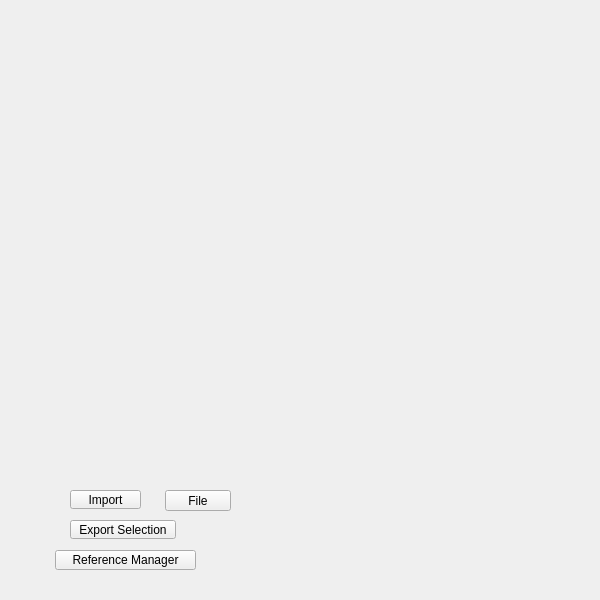
Before: the Qt Designer form tentacle/ui/file#submenu.ui in m3trik/tentacle, drawn with Qt 5.
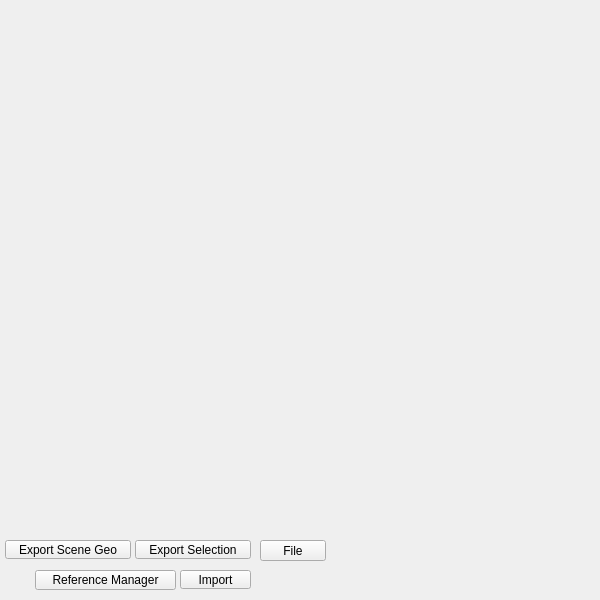
After: the same form once the commit is applied. Custom widgets are drawn as their Qt base class.

What changed in the file:
```diff
--- a/tentacle/ui/file#submenu.ui
+++ b/tentacle/ui/file#submenu.ui
@@ -56,8 +56,8 @@
    <widget class="QPushButton" name="i017">
     <property name="geometry">
      <rect>
-      <x>165</x>
-      <y>490</y>
+      <x>260</x>
+      <y>540</y>
       <width>66</width>
       <height>21</height>
      </rect>
@@ -84,8 +84,8 @@
    <widget class="QPushButton" name="b007">
     <property name="geometry">
      <rect>
-      <x>70</x>
-      <y>490</y>
+      <x>180</x>
+      <y>570</y>
       <width>71</width>
       <height>19</height>
      </rect>
@@ -112,9 +112,9 @@
    <widget class="QPushButton" name="b008">
     <property name="geometry">
      <rect>
-      <x>70</x>
-      <y>520</y>
-      <width>106</width>
+      <x>135</x>
+      <y>540</y>
+      <width>116</width>
       <height>19</height>
      </rect>
     </property>
@@ -140,8 +140,8 @@
    <widget class="ExpandableList" name="list000" native="true">
     <property name="geometry">
      <rect>
-      <x>90</x>
-      <y>450</y>
+      <x>140</x>
+      <y>500</y>
       <width>126</width>
       <height>21</height>
      </rect>
@@ -156,8 +156,8 @@
     </property>
     <property name="geometry">
      <rect>
-      <x>55</x>
-      <y>550</y>
+      <x>35</x>
+      <y>570</y>
       <width>141</width>
       <height>20</height>
      </rect>
@@ -187,6 +187,34 @@
      </size>
     </property>
    </widget>
+   <widget class="QPushButton" name="b003">
+    <property name="geometry">
+     <rect>
+      <x>5</x>
+      <y>540</y>
+      <width>126</width>
+      <height>19</height>
+     </rect>
+    </property>
+    <property name="minimumSize">
+     <size>
+      <width>0</width>
+      <height>19</height>
+     </size>
+    </property>
+    <property name="maximumSize">
+     <size>
+      <width>16777215</width>
+      <height>19</height>
+     </size>
+    </property>
+    <property name="toolTip">
+     <string>&lt;html&gt;&lt;head/&gt;&lt;body&gt;&lt;p&gt;Export the current scene as an fbx in the same dir as the scene file.&lt;br/&gt;&lt;span style=&quot; font-weight:600;&quot;&gt;Export Options:&lt;/span&gt;&lt;/p&gt;&lt;ul style=&quot;margin-top: 0px; margin-bottom: 0px; margin-left: 0px; margin-right: 0px; -qt-list-indent: 1;&quot;&gt;&lt;li style=&quot; margin-top:12px; margin-bottom:0px; margin-left:0px; margin-right:0px; -qt-block-indent:0; text-indent:0px;&quot;&gt;&lt;span style=&quot; font-weight:600;&quot;&gt;FBXExportCameras:&lt;/span&gt; False (cameras are not exported)&lt;/li&gt;&lt;li style=&quot; margin-top:0px; margin-bottom:0px; margin-left:0px; margin-right:0px; -qt-block-indent:0; text-indent:0px;&quot;&gt;&lt;span style=&quot; font-weight:600;&quot;&gt;FBXExportLights:&lt;/span&gt; False (lights are not exported)&lt;/li&gt;&lt;li style=&quot; margin-top:0px; margin-bottom:0px; margin-left:0px; margin-right:0px; -qt-block-indent:0; text-indent:0px;&quot;&gt;&lt;span style=&quot; font-weight:600;&quot;&gt;FBXExportSkins:&lt;/span&gt; False (skinning data is not exported)&lt;/li&gt;&lt;li style=&quot; margin-top:0px; margin-bottom:0px; margin-left:0px; margin-right:0px; -qt-block-indent:0; text-indent:0px;&quot;&gt;&lt;span style=&quot; font-weight:600;&quot;&gt;FBXExportShapes:&lt;/span&gt; False (shape deformers are not exported)&lt;/li&gt;&lt;li style=&quot; margin-top:0px; margin-bottom:0px; margin-left:0px; margin-right:0px; -qt-block-indent:0; text-indent:0px;&quot;&gt;&lt;span style=&quot; font-weight:600;&quot;&gt;FBXExportSmoothingGroups:&lt;/span&gt; True (smoothing groups are exported)&lt;/li&gt;&lt;li style=&quot; margin-top:0px; margin-bottom:0px; margin-left:0px; margin-right:0px; -qt-block-indent:0; text-indent:0px;&quot;&gt;&lt;span style=&quot; font-weight:600;&quot;&gt;FBXExportSmoothMesh:&lt;/span&gt; True (smooth mesh is exported)&lt;/li&gt;&lt;li style=&quot; margin-top:0px; margin-bottom:0px; margin-left:0px; margin-right:0px; -qt-block-indent:0; text-indent:0px;&quot;&gt;&lt;span style=&quot; font-weight:600;&quot;&gt;FBXExportHardEdges:&lt;/span&gt; True (hard edges are exported to maintain normal edge hardness)&lt;/li&gt;&lt;li style=&quot; margin-top:0px; margin-bottom:0px; margin-left:0px; margin-right:0px; -qt-block-indent:0; text-indent:0px;&quot;&gt;&lt;span style=&quot; font-weight:600;&quot;&gt;FBXExportTangents:&lt;/span&gt; True (tangent information is exported)&lt;/li&gt;&lt;li style=&quot; margin-top:0px; margin-bottom:0px; margin-left:0px; margin-right:0px; -qt-block-indent:0; text-indent:0px;&quot;&gt;&lt;span style=&quot; font-weight:600;&quot;&gt;FBXExportInstances:&lt;/span&gt; True (instance information is exported)&lt;/li&gt;&lt;li style=&quot; margin-top:0px; margin-bottom:0px; margin-left:0px; margin-right:0px; -qt-block-indent:0; text-indent:0px;&quot;&gt;&lt;span style=&quot; font-weight:600;&quot;&gt;FBXExportReferencedAssetsContent:&lt;/span&gt; False (referenced assets are not exported)&lt;/li&gt;&lt;li style=&quot; margin-top:0px; margin-bottom:0px; margin-left:0px; margin-right:0px; -qt-block-indent:0; text-indent:0px;&quot;&gt;&lt;span style=&quot; font-weight:600;&quot;&gt;FBXExportInputConnections:&lt;/span&gt; True (input connections are exported)&lt;/li&gt;&lt;li style=&quot; margin-top:0px; margin-bottom:0px; margin-left:0px; margin-right:0px; -qt-block-indent:0; text-indent:0px;&quot;&gt;&lt;span style=&quot; font-weight:600;&quot;&gt;FBXExportUseSceneName:&lt;/span&gt; True (uses the scene name for export)&lt;/li&gt;&lt;li style=&quot; margin-top:0px; margin-bottom:0px; margin-left:0px; margin-right:0px; -qt-block-indent:0; text-indent:0px;&quot;&gt;&lt;span style=&quot; font-weight:600;&quot;&gt;FBXExportUpAxis:&lt;/span&gt; &amp;quot;y&amp;quot; (sets up axis to Y)&lt;/li&gt;&lt;li style=&quot; margin-top:0px; margin-bottom:0px; margin-left:0px; margin-right:0px; -qt-block-indent:0; text-indent:0px;&quot;&gt;&lt;span style=&quot; font-weight:600;&quot;&gt;FBXExportScaleFactor:&lt;/span&gt; 1.0 (uses a scale factor of 1.0)&lt;/li&gt;&lt;li style=&quot; margin-top:0px; margin-bottom:0px; margin-left:0px; margin-right:0px; -qt-block-indent:0; text-indent:0px;&quot;&gt;&lt;span style=&quot; font-weight:600;&quot;&gt;FBXExportConvertUnitString:&lt;/span&gt; &amp;quot;cm&amp;quot; (converts units to centimeters)&lt;/li&gt;&lt;li style=&quot; margin-top:0px; margin-bottom:0px; margin-left:0px; margin-right:0px; -qt-block-indent:0; text-indent:0px;&quot;&gt;&lt;span style=&quot; font-weight:600;&quot;&gt;FBXExportTriangulate:&lt;/span&gt; False (meshes are not triangulated)&lt;/li&gt;&lt;li style=&quot; margin-top:0px; margin-bottom:0px; margin-left:0px; margin-right:0px; -qt-block-indent:0; text-indent:0px;&quot;&gt;&lt;span style=&quot; font-weight:600;&quot;&gt;FBXExportEmbeddedTextures:&lt;/span&gt; True (embeds textures in the FBX file)&lt;/li&gt;&lt;li style=&quot; margin-top:0px; margin-bottom:0px; margin-left:0px; margin-right:0px; -qt-block-indent:0; text-indent:0px;&quot;&gt;&lt;span style=&quot; font-weight:600;&quot;&gt;FBXExportConstraints:&lt;/span&gt; False (constraints are not exported)&lt;/li&gt;&lt;li style=&quot; margin-top:0px; margin-bottom:0px; margin-left:0px; margin-right:0px; -qt-block-indent:0; text-indent:0px;&quot;&gt;&lt;span style=&quot; font-weight:600;&quot;&gt;FBXExportAnimationOnly:&lt;/span&gt; False (exports both geometry and animation data, if any)&lt;/li&gt;&lt;li style=&quot; margin-top:0px; margin-bottom:0px; margin-left:0px; margin-right:0px; -qt-block-indent:0; text-indent:0px;&quot;&gt;&lt;span style=&quot; font-weight:600;&quot;&gt;FBXExportApplyConstantKeyReducer:&lt;/span&gt; False (constant key reducer is not applied)&lt;/li&gt;&lt;li style=&quot; margin-top:0px; margin-bottom:12px; margin-left:0px; margin-right:0px; -qt-block-indent:0; text-indent:0px;&quot;&gt;&lt;span style=&quot; font-weight:600;&quot;&gt;FBXExportBakeComplexAnimation:&lt;/span&gt; False (complex animations are not baked by default)&lt;/li&gt;&lt;/ul&gt;&lt;/body&gt;&lt;/html&gt;</string>
+    </property>
+    <property name="text">
+     <string>Export Scene Geo</string>
+    </property>
+   </widget>
   </widget>
  </widget>
  <customwidgets>
```
Left out of the diff: 3 changed lines with no effect on the pictures.
